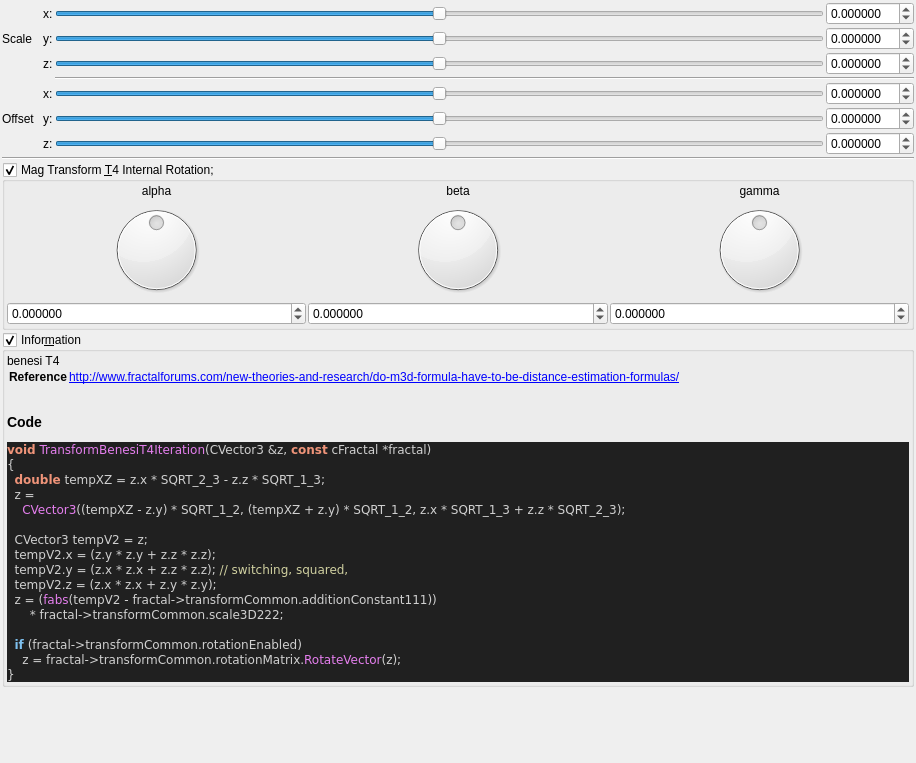
buddhi1980/mandelbulber2, file mandelbulber2/qt_data/fractal_transf_benesi_T4.ui: the form before one commit.
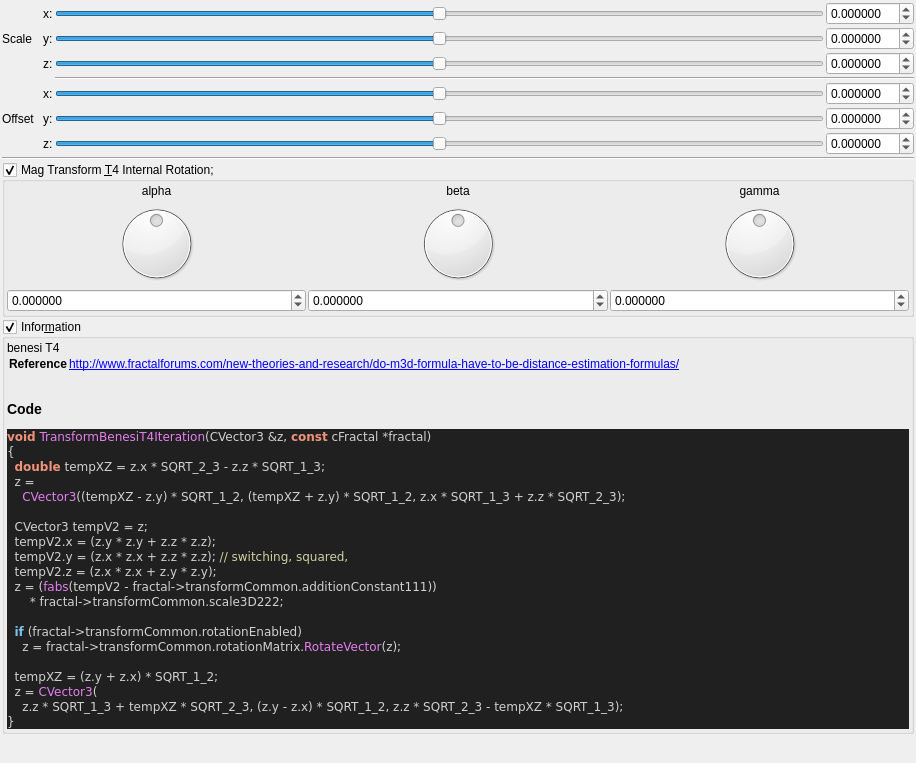
The form after the commit. Custom widgets are drawn as their Qt base class.

Diff of the .ui file:
```diff
--- a/mandelbulber2/qt_data/fractal_transf_benesi_T4.ui
+++ b/mandelbulber2/qt_data/fractal_transf_benesi_T4.ui
@@ -644,6 +644,10 @@
 
   &lt;span style=&quot;color:#7ec0ee; font-weight:bold&quot;&gt;if&lt;/span&gt; &lt;span style=&quot;color:#d0d0d0&quot;&gt;(&lt;/span&gt;fractal&lt;span style=&quot;color:#d0d0d0&quot;&gt;-&amp;gt;&lt;/span&gt;transformCommon&lt;span style=&quot;color:#d0d0d0&quot;&gt;.&lt;/span&gt;rotationEnabled&lt;span style=&quot;color:#d0d0d0&quot;&gt;)&lt;/span&gt;
     z &lt;span style=&quot;color:#d0d0d0&quot;&gt;=&lt;/span&gt; fractal&lt;span style=&quot;color:#d0d0d0&quot;&gt;-&amp;gt;&lt;/span&gt;transformCommon&lt;span style=&quot;color:#d0d0d0&quot;&gt;.&lt;/span&gt;rotationMatrix&lt;span style=&quot;color:#d0d0d0&quot;&gt;.&lt;/span&gt;&lt;span style=&quot;color:#e47eed&quot;&gt;RotateVector&lt;/span&gt;&lt;span style=&quot;color:#d0d0d0&quot;&gt;(&lt;/span&gt;z&lt;span style=&quot;color:#d0d0d0&quot;&gt;);&lt;/span&gt;
+
+  tempXZ &lt;span style=&quot;color:#d0d0d0&quot;&gt;= (&lt;/span&gt;z&lt;span style=&quot;color:#d0d0d0&quot;&gt;.&lt;/span&gt;y &lt;span style=&quot;color:#d0d0d0&quot;&gt;+&lt;/span&gt; z&lt;span style=&quot;color:#d0d0d0&quot;&gt;.&lt;/span&gt;x&lt;span style=&quot;color:#d0d0d0&quot;&gt;) *&lt;/span&gt; SQRT_1_2&lt;span style=&quot;color:#d0d0d0&quot;&gt;;&lt;/span&gt;
+  z &lt;span style=&quot;color:#d0d0d0&quot;&gt;=&lt;/span&gt; &lt;span style=&quot;color:#e47eed&quot;&gt;CVector3&lt;/span&gt;&lt;span style=&quot;color:#d0d0d0&quot;&gt;(&lt;/span&gt;
+    z&lt;span style=&quot;color:#d0d0d0&quot;&gt;.&lt;/span&gt;z &lt;span style=&quot;color:#d0d0d0&quot;&gt;*&lt;/span&gt; SQRT_1_3 &lt;span style=&quot;color:#d0d0d0&quot;&gt;+&lt;/span&gt; tempXZ &lt;span style=&quot;color:#d0d0d0&quot;&gt;*&lt;/span&gt; SQRT_2_3&lt;span style=&quot;color:#d0d0d0&quot;&gt;, (&lt;/span&gt;z&lt;span style=&quot;color:#d0d0d0&quot;&gt;.&lt;/span&gt;y &lt;span style=&quot;color:#d0d0d0&quot;&gt;-&lt;/span&gt; z&lt;span style=&quot;color:#d0d0d0&quot;&gt;.&lt;/span&gt;x&lt;span style=&quot;color:#d0d0d0&quot;&gt;) *&lt;/span&gt; SQRT_1_2&lt;span style=&quot;color:#d0d0d0&quot;&gt;,&lt;/span&gt; z&lt;span style=&quot;color:#d0d0d0&quot;&gt;.&lt;/span&gt;z &lt;span style=&quot;color:#d0d0d0&quot;&gt;*&lt;/span&gt; SQRT_2_3 &lt;span style=&quot;color:#d0d0d0&quot;&gt;-&lt;/span&gt; tempXZ &lt;span style=&quot;color:#d0d0d0&quot;&gt;*&lt;/span&gt; SQRT_1_3&lt;span style=&quot;color:#d0d0d0&quot;&gt;);&lt;/span&gt;
 &lt;span style=&quot;color:#d0d0d0&quot;&gt;}&lt;/span&gt;
 &lt;/pre&gt;
 &lt;/body&gt;</string>
```
